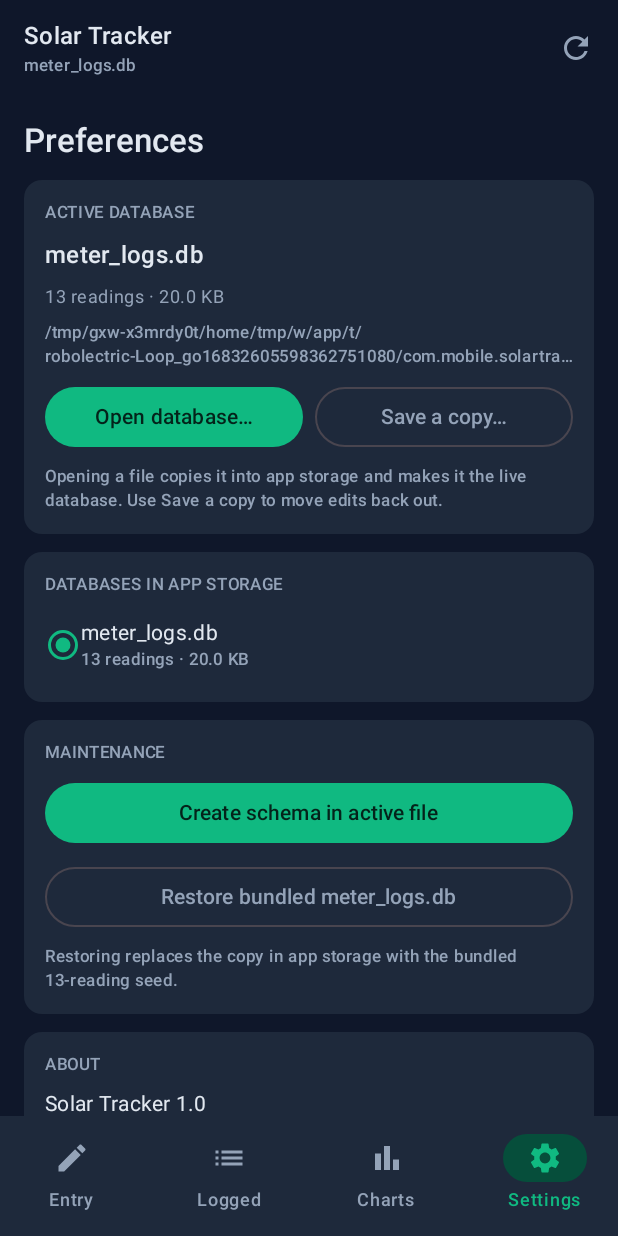
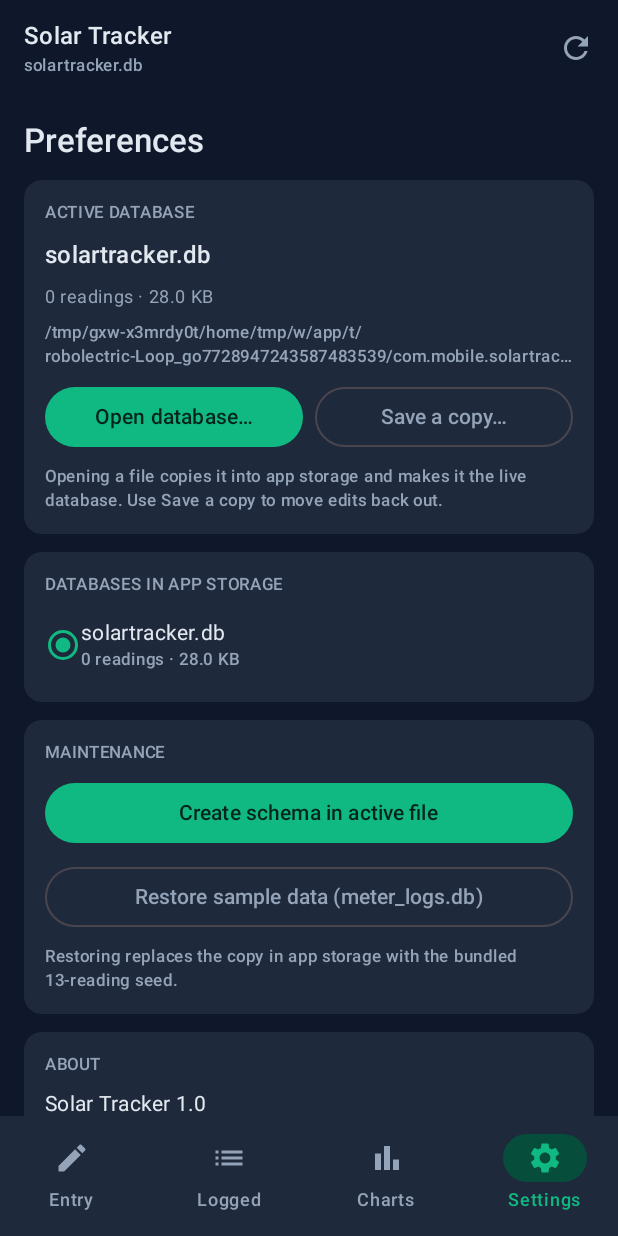
Before and after one commit to mammenj/solarmob, an Android app built with Jetpack Compose: the screen it shows after launch (MainActivity), item 4 of the bottom bar chosen, on a phone screen of 412 x 824 dp. Run offline under Robolectric (Android 15) with nearby library versions, the phone set to English and light mode, and no system bars.

Commit message:
minor changes to db settings

```diff
--- a/app/src/main/java/com/mobile/solartracker/data/DatabaseManager.kt
+++ b/app/src/main/java/com/mobile/solartracker/data/DatabaseManager.kt
@@ -21,12 +21,12 @@ class DatabaseManager(private val context: Context) {
     val databasesDir: File
         get() = File(context.filesDir, "databases").also { it.mkdirs() }
 
-    /** Name of the active database, restoring the bundled seed if needed. */
+    /** Name of the active database, creating an empty one on first launch. */
     fun activeName(): String {
-        ensureSeedCopied()
+        ensureDefaultDatabase()
         val stored = prefs.getString(KEY_ACTIVE, null)
         if (stored != null && File(databasesDir, stored).isFile) return stored
-        return restoreSeed()
+        return createEmptyDatabase()
     }
 
     fun setActive(name: String) {
@@ -107,19 +107,8 @@ class DatabaseManager(private val context: Context) {
     /** Creates the meter_records table in the active file (explicit user action only). */
     fun initializeSchema() {
         SQLiteDatabase.openDatabase(activeFile().path, null, SQLiteDatabase.OPEN_READWRITE).use { db ->
-            db.execSQL(
-                """
-                CREATE TABLE IF NOT EXISTS meter_records (
-                    id INTEGER PRIMARY KEY AUTOINCREMENT,
-                    date TEXT NOT NULL UNIQUE,
-                    "import" REAL NOT NULL,
-                    "export" REAL NOT NULL,
-                    solar_gen REAL NOT NULL,
-                    addedon TEXT NOT NULL
-                )
-                """.trimIndent()
-            )
-            db.execSQL("CREATE INDEX IF NOT EXISTS idx_date ON meter_records(date)")
+            db.execSQL(CREATE_TABLE_SQL)
+            db.execSQL(CREATE_INDEX_SQL)
         }
     }
 
@@ -139,15 +128,28 @@ class DatabaseManager(private val context: Context) {
         return columns.containsAll(REQUIRED_COLUMNS)
     }
 
-    private fun ensureSeedCopied() {
-        if (prefs.getBoolean(KEY_SEEDED, false)) return
-        val target = File(databasesDir, SEED_NAME)
+    /** Creates an empty meter_records database on first launch if none exists. */
+    fun createEmptyDatabase(): String {
+        val target = File(databasesDir, DEFAULT_NAME)
         if (!target.exists()) {
-            context.assets.open(SEED_NAME).use { input ->
-                target.outputStream().use { output -> input.copyTo(output) }
+            SQLiteDatabase.openOrCreateDatabase(target, null).use { db ->
+                db.execSQL(CREATE_TABLE_SQL)
+                db.execSQL(CREATE_INDEX_SQL)
             }
         }
-        prefs.edit().putBoolean(KEY_SEEDED, true).apply()
+        setActive(target.name)
+        return target.name
+    }
+
+    private fun ensureDefaultDatabase() {
+        if (prefs.getBoolean(KEY_DEFAULT_CREATED, false)) return
+        val hasDatabase = databasesDir.listFiles { file ->
+            file.isFile && file.name.endsWith(".db", true)
+        }?.isNotEmpty() == true
+        if (!hasDatabase) {
+            createEmptyDatabase()
+        }
+        prefs.edit().putBoolean(KEY_DEFAULT_CREATED, true).apply()
     }
 
     private fun displayName(uri: Uri): String? =
@@ -172,9 +174,22 @@ class DatabaseManager(private val context: Context) {
 
     companion object {
         const val SEED_NAME = "meter_logs.db"
+        const val DEFAULT_NAME = "solartracker.db"
         private const val PREFS = "solartracker"
         private const val KEY_ACTIVE = "active_db"
-        private const val KEY_SEEDED = "seed_copied"
+        private const val KEY_DEFAULT_CREATED = "default_db_created"
         private val REQUIRED_COLUMNS = setOf("id", "date", "import", "export", "solar_gen", "addedon")
+
+        private const val CREATE_TABLE_SQL = """
+            CREATE TABLE IF NOT EXISTS meter_records (
+                id INTEGER PRIMARY KEY AUTOINCREMENT,
+                date TEXT NOT NULL UNIQUE,
+                "import" REAL NOT NULL,
+                "export" REAL NOT NULL,
+                solar_gen REAL NOT NULL,
+                addedon TEXT NOT NULL
+            )
+        """
+        private const val CREATE_INDEX_SQL = "CREATE INDEX IF NOT EXISTS idx_date ON meter_records(date)"
     }
 }
--- a/app/src/main/java/com/mobile/solartracker/ui/prefs/PreferenceScreen.kt
+++ b/app/src/main/java/com/mobile/solartracker/ui/prefs/PreferenceScreen.kt
@@ -8,6 +8,8 @@ import androidx.compose.foundation.layout.Arrangement
 import androidx.compose.foundation.layout.Column
 import androidx.compose.foundation.layout.PaddingValues
 import androidx.compose.foundation.layout.Row
+import androidx.compose.foundation.layout.Spacer
+import androidx.compose.foundation.layout.height
 import androidx.compose.foundation.layout.fillMaxSize
 import androidx.compose.foundation.layout.fillMaxWidth
 import androidx.compose.foundation.layout.padding
@@ -34,10 +36,13 @@ import androidx.compose.runtime.setValue
 import androidx.compose.ui.Alignment
 import androidx.compose.ui.Modifier
 import androidx.compose.ui.text.font.FontWeight
+import androidx.compose.ui.platform.LocalUriHandler
+import androidx.compose.ui.text.style.TextDecoration
 import androidx.compose.ui.text.style.TextOverflow
 import androidx.compose.ui.unit.dp
 import com.mobile.solartracker.data.DbInfo
 import com.mobile.solartracker.ui.AppUiState
+import com.mobile.solartracker.ui.theme.Export
 import com.mobile.solartracker.ui.theme.Import
 import com.mobile.solartracker.ui.theme.Muted
 import com.mobile.solartracker.ui.theme.Surface2
@@ -245,7 +250,7 @@ private fun MaintenanceCard(
         OutlinedButton(
             onClick = onRestoreSeed,
             modifier = Modifier.fillMaxWidth(),
-        ) { Text("Restore bundled meter_logs.db") }
+        ) { Text("Restore sample data (meter_logs.db)") }
         Text(
             text = "Restoring replaces the copy in app storage with the bundled 13-reading seed.",
             style = MaterialTheme.typography.labelSmall,
@@ -256,6 +261,7 @@ private fun MaintenanceCard(
 
 @Composable
 private fun AboutCard() {
+    val uriHandler = androidx.compose.ui.platform.LocalUriHandler.current
     SettingsCard(title = "ABOUT") {
         Text("Solar Tracker 1.0", style = MaterialTheme.typography.bodyMedium)
         Text(
@@ -268,6 +274,17 @@ private fun AboutCard() {
             text = "Table: meter_records(id, date, import, export, solar_gen, addedon)",
             style = MaterialTheme.typography.labelSmall,
             color = Muted,
+        )
+        androidx.compose.foundation.layout.Spacer(Modifier.height(4.dp))
+        Text(
+            text = "Designed and Developed by jsmammen",
+            style = MaterialTheme.typography.bodySmall.copy(
+                textDecoration = androidx.compose.ui.text.style.TextDecoration.Underline,
+            ),
+            color = Export,
+            modifier = Modifier.clickable {
+                runCatching { uriHandler.openUri("https://jsonresume.org/@mammenj") }
+            },
         )
     }
 }
```
Also changed, not shown: 1 other file.
